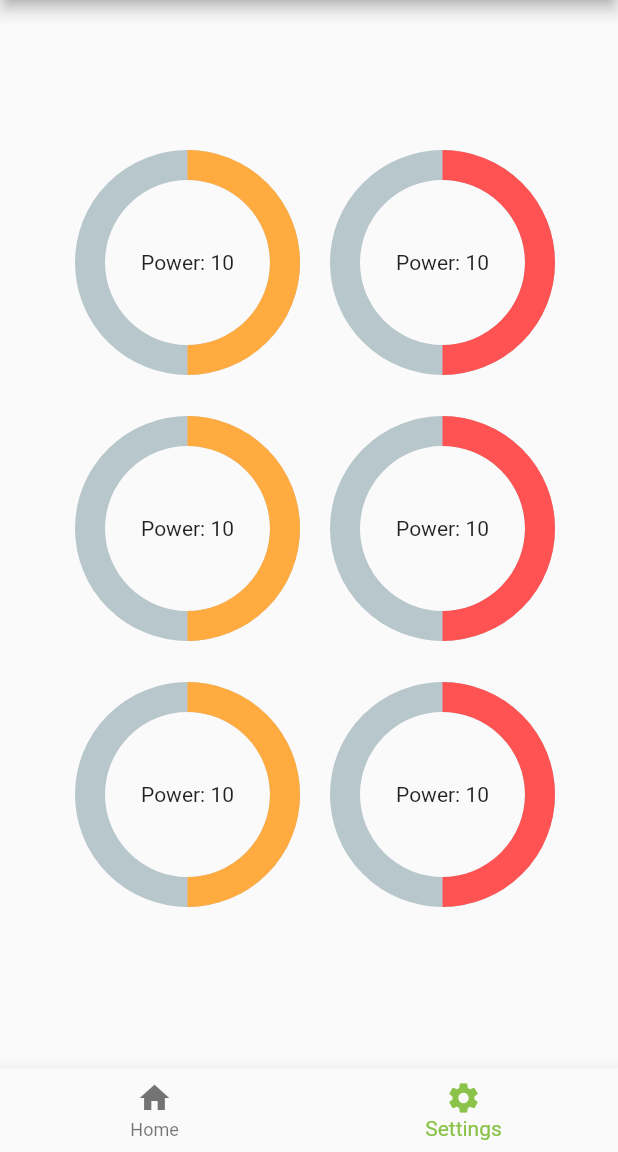
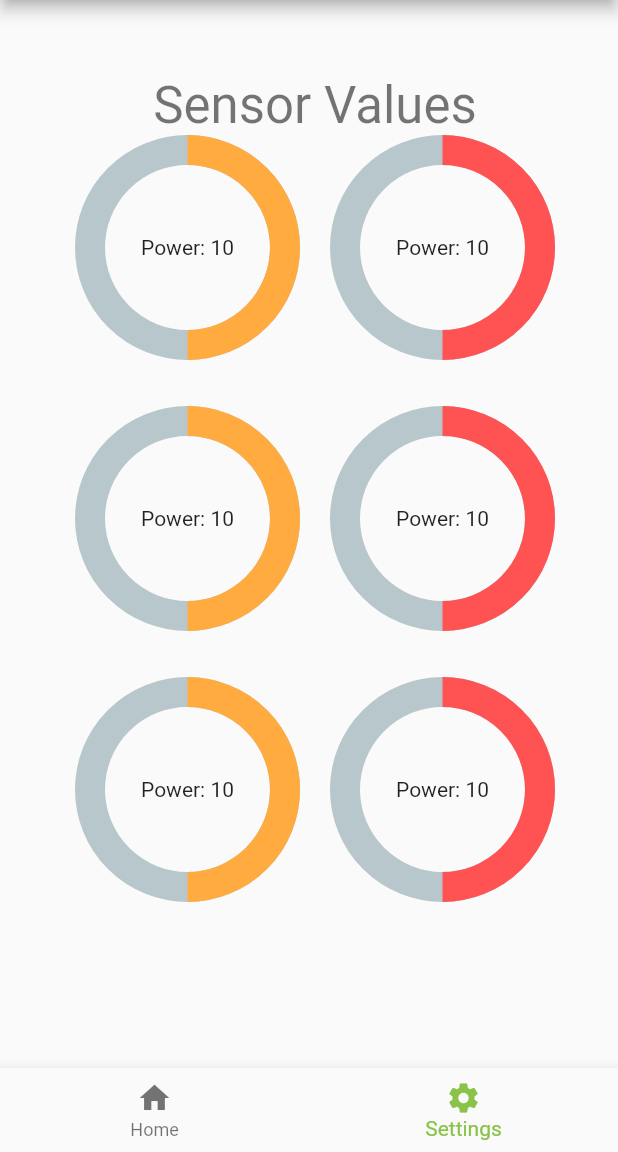
Before and after one commit to TarunChichili/gestr_app, a Flutter app: the screen it shows after launch, item 2 of the bottom bar chosen, on a phone screen of 412 x 824 dp, the part 84-1236 px from its top. Run offline on Flutter 3.47's test engine with Material 2 defaults, Android fonts, the phone set to English and light mode, and no system bars; drawn by our look-alikes of percent_indicator; missing offline and left inert: mqtt_client.

Commit message:
add sensor values title

```diff
--- a/lib/main.dart
+++ b/lib/main.dart
@@ -170,7 +170,7 @@ class PageTwo extends StatefulWidget {
 class PageTwoState extends State<PageTwo> {
   @override
   Widget build(BuildContext context) {
-    /*return Scaffold(
+
         body: Container(
             margin: const EdgeInsets.only(top: 100.0),
             child: Row(
@@ -185,13 +185,22 @@ class PageTwoState extends State<PageTwo> {
                 ),
               ]
             )
-        )
-    );*/
+        );
+
     return new Container(
         padding: new EdgeInsets.only(
-            left: 50.0, right: 20.0, top: 100.0, bottom: 80.0),
+            left: 50.0, right: 20.0, top: 50.0, bottom: 80.0),
+
         child: new Column(
+            mainAxisAlignment: MainAxisAlignment.center,
             children: <Widget>[
+              Text(
+                'Sensor Values',
+                style: Theme
+                    .of(context)
+                    .textTheme
+                    .display1,
+              ),
               new Expanded(
                 flex: 1,
                 child: new Column(
@@ -316,13 +325,7 @@ class PageTwoState extends State<PageTwo> {
         ]
     );
   }
-
 }
-
-
-
-
-
 
 class Data {
   final int id;
```
